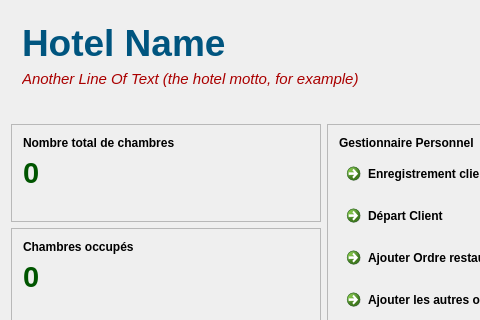
Above: gestionperson.ui from abdeljalilanane/Innovative-Hotel-Manager before the change; both pictures show x 0 to 480 and y 0 to 320 of the 963 by 586 pixel window. Below: the same form after it.
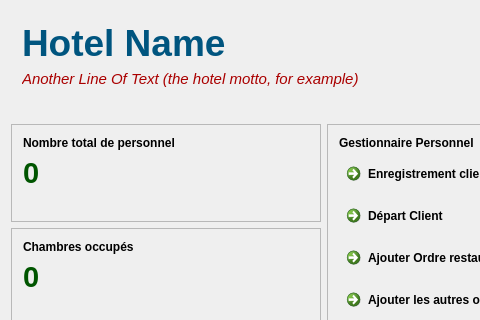
That is the form after the change. Icons and pictures are not drawn.

Diff of the .ui file:
```diff
--- a/gestionperson.ui
+++ b/gestionperson.ui
@@ -189,7 +189,7 @@
            <item>
             <widget class="QLabel" name="label_4">
              <property name="text">
-              <string>&lt;b&gt;Nombre total de chambres&lt;/b&gt;</string>
+              <string>&lt;html&gt;&lt;head/&gt;&lt;body&gt;&lt;p&gt;&lt;span style=&quot; font-weight:600;&quot;&gt;Nombre total de personnel&lt;/span&gt;&lt;/p&gt;&lt;/body&gt;&lt;/html&gt;</string>
              </property>
             </widget>
            </item>
```
Left out of the diff: 2 changed lines with no effect on the pictures.
